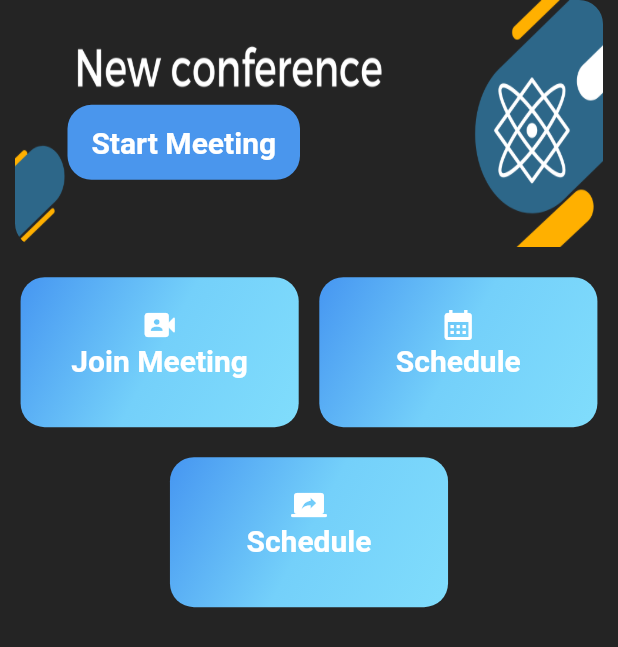
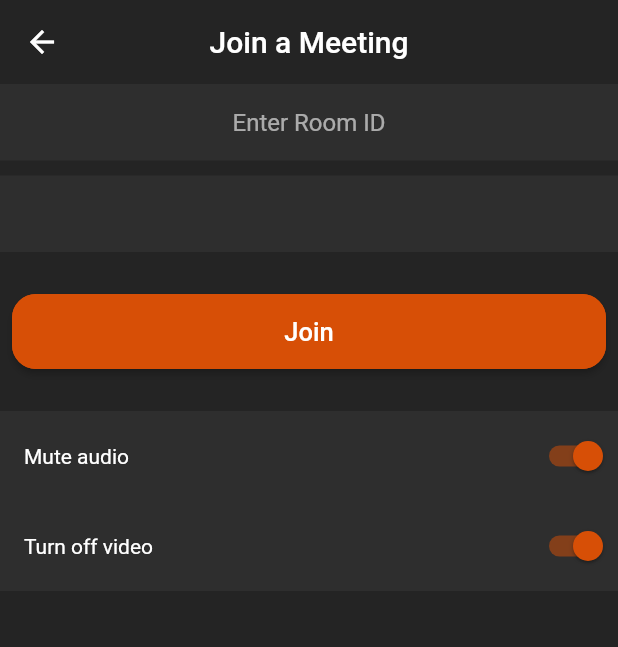
Before and after one commit to aacfahim/minestream, a Flutter app: the MeetingScreen widget shown alone on an empty page, opened directly, after a tap on "Join Meeting", on a phone screen of 412 x 824 dp. Shown: the top 647 px of the screen. Run offline on Flutter 3.47's test engine with Material 2 defaults, Android fonts, the phone set to English and light mode, and no system bars; our stand-ins replace cloud_firestore, firebase_auth, firebase_core, flutter_signin_button, google_sign_in; missing offline and left inert: jitsi_meet; accounts and stored records are empty.

Commit message:
for joining meeting

```diff
--- a/lib/main.dart
+++ b/lib/main.dart
@@ -3,6 +3,7 @@ import 'package:flutter/material.dart';
 import 'package:minestream/resources/auth_methods.dart';
 import 'package:minestream/screens/home_screen.dart';
 import 'package:minestream/screens/login_screen.dart';
+import 'package:minestream/screens/video_call_screen.dart';
 import 'package:minestream/utils/colors.dart';
 
 void main() async {
@@ -23,8 +24,9 @@ class MyApp extends StatelessWidget {
       theme:
           ThemeData.dark().copyWith(scaffoldBackgroundColor: backgroundColor),
       routes: {
-        '/login': (context) => LoginScreen(),
-        '/home': (context) => HomeScreen(),
+        '/login': (context) => const LoginScreen(),
+        '/home': (context) => const HomeScreen(),
+        '/video-call': (context) => const VideoCallScreen(),
       },
       home: StreamBuilder(
         stream: AuthMethods().authChanges,
--- a/lib/screens/meeting_screen.dart
+++ b/lib/screens/meeting_screen.dart
@@ -19,6 +19,10 @@ class MeetingScreen extends StatelessWidget {
         roomName: roomName, isAudioMuted: true, isVideoMuted: true);
   }
 
+  joinMeeting(BuildContext context) {
+    Navigator.pushNamed(context, '/video-call');
+  }
+
   @override
   Widget build(BuildContext context) {
     return Center(
@@ -32,7 +36,7 @@ class MeetingScreen extends StatelessWidget {
               HomeMeetingButton(
                   text: "Join Meeting",
                   iconData: Icons.video_camera_front_rounded,
-                  onPressed: () {}),
+                  onPressed: () => joinMeeting(context)),
               HomeMeetingButton(
                   text: "Schedule",
                   iconData: Icons.calendar_month,
@@ -41,7 +45,7 @@ class MeetingScreen extends StatelessWidget {
           ),
           SizedBox(height: 20),
           HomeMeetingButton(
-              text: "Schedule",
+              text: "Screen Share",
               iconData: Icons.screen_share_rounded,
               onPressed: () {}),
         ],
--- /dev/null
+++ b/lib/screens/video_call_screen.dart
@@ -0,0 +1,90 @@
+import 'package:firebase_auth/firebase_auth.dart';
+import 'package:flutter/material.dart';
+import 'package:flutter/src/widgets/container.dart';
+import 'package:flutter/src/widgets/framework.dart';
+import 'package:minestream/resources/auth_methods.dart';
+import 'package:minestream/utils/colors.dart';
+import 'package:minestream/widgets/custom_button.dart';
+import 'package:minestream/widgets/meeting_option.dart';
+
+class VideoCallScreen extends StatefulWidget {
+  const VideoCallScreen({super.key});
+
+  @override
+  State<VideoCallScreen> createState() => _VideoCallScreenState();
+}
+
+class _VideoCallScreenState extends State<VideoCallScreen> {
+  final AuthMethods _authMethods = AuthMethods();
+  late TextEditingController meetingIdController;
+  late TextEditingController nameController;
+  bool isAudioMuted = true;
+  bool isVideoMuted = true;
+
+  @override
+  void initState() {
+    meetingIdController = TextEditingController();
+    nameController = TextEditingController(text: _authMethods.user.displayName);
+    super.initState();
+  }
+
+  _joinMeeting() {}
+
+  onAudioMuted(bool? val) {
+    setState(() {
+      isAudioMuted = val!;
+    });
+  }
+
+  onVideoMuted(bool? val) {
+    setState(() {
+      isVideoMuted = val!;
+    });
+  }
+
+  @override
+  Widget build(BuildContext context) {
+    return Scaffold(
+      appBar: AppBar(
+        elevation: 0,
+        backgroundColor: backgroundColor,
+        title: Text("Join a Meeting"),
+        centerTitle: true,
+      ),
+      body: Column(children: [
+        TextField(
+          controller: meetingIdController,
+          maxLines: 1,
+          textAlign: TextAlign.center,
+          keyboardType: TextInputType.number,
+          decoration: InputDecoration(
+              fillColor: secondaryBackgroundColor,
+              filled: true,
+              border: InputBorder.none,
+              hintText: 'Enter Room ID',
+              contentPadding: EdgeInsets.all(16)),
+        ),
+        SizedBox(height: 10),
+        TextField(
+          controller: nameController,
+          maxLines: 1,
+          textAlign: TextAlign.center,
+          decoration: InputDecoration(
+              fillColor: secondaryBackgroundColor,
+              filled: true,
+              border: InputBorder.none,
+              contentPadding: EdgeInsets.all(16)),
+        ),
+        SizedBox(height: 20),
+        CustomButton(onPressed: _joinMeeting, text: "Join"),
+        SizedBox(height: 20),
+        MeetingOption(
+            text: "Mute audio", isMute: isAudioMuted, onChange: onAudioMuted),
+        MeetingOption(
+            text: "Turn off video",
+            isMute: isVideoMuted,
+            onChange: onVideoMuted)
+      ]),
+    );
+  }
+}
--- /dev/null
+++ b/lib/widgets/meeting_option.dart
@@ -0,0 +1,34 @@
+import 'package:flutter/material.dart';
+import 'package:flutter/src/widgets/container.dart';
+import 'package:flutter/src/widgets/framework.dart';
+import 'package:minestream/utils/colors.dart';
+
+class MeetingOption extends StatelessWidget {
+  final String text;
+  final bool isMute;
+  final Function(bool) onChange;
+  const MeetingOption(
+      {super.key,
+      required this.text,
+      required this.isMute,
+      required this.onChange});
+
+  @override
+  Widget build(BuildContext context) {
+    return Container(
+      height: 60,
+      color: secondaryBackgroundColor,
+      child: Row(mainAxisAlignment: MainAxisAlignment.spaceBetween, children: [
+        Padding(
+          padding: const EdgeInsets.all(16.0),
+          child: Text(text),
+        ),
+        Switch.adaptive(
+          value: isMute,
+          onChanged: onChange,
+          activeColor: buttonColor,
+        )
+      ]),
+    );
+  }
+}
```
Also changed, not shown: lib/screens/history_meeting_screen.dart (added, +14 -0 lines), lib/screens/home_screen.dart (+12 -31 lines).
